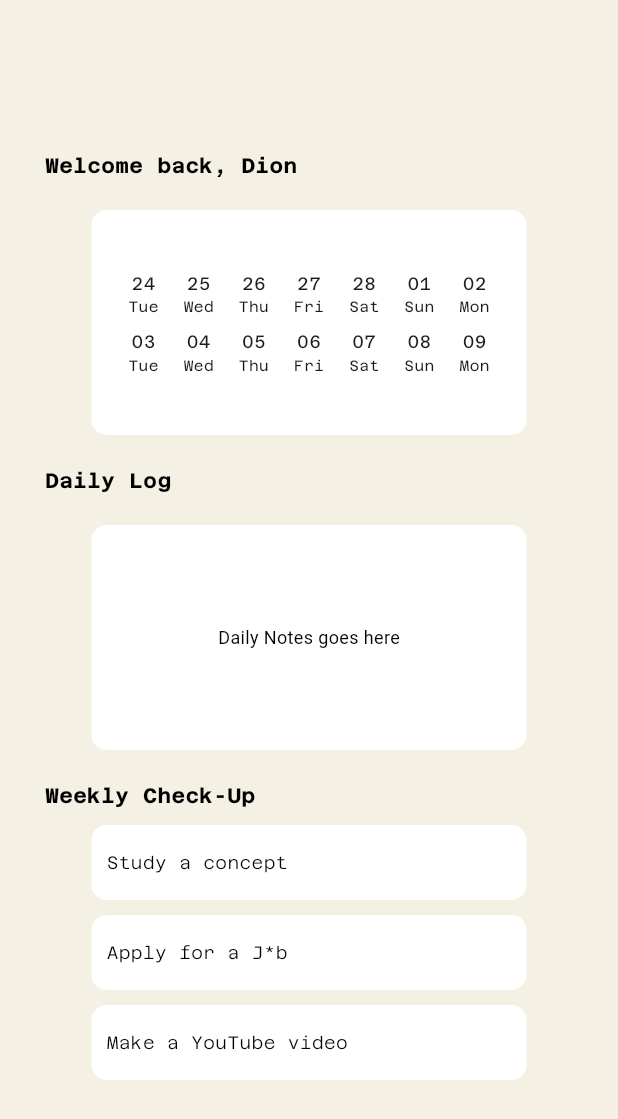
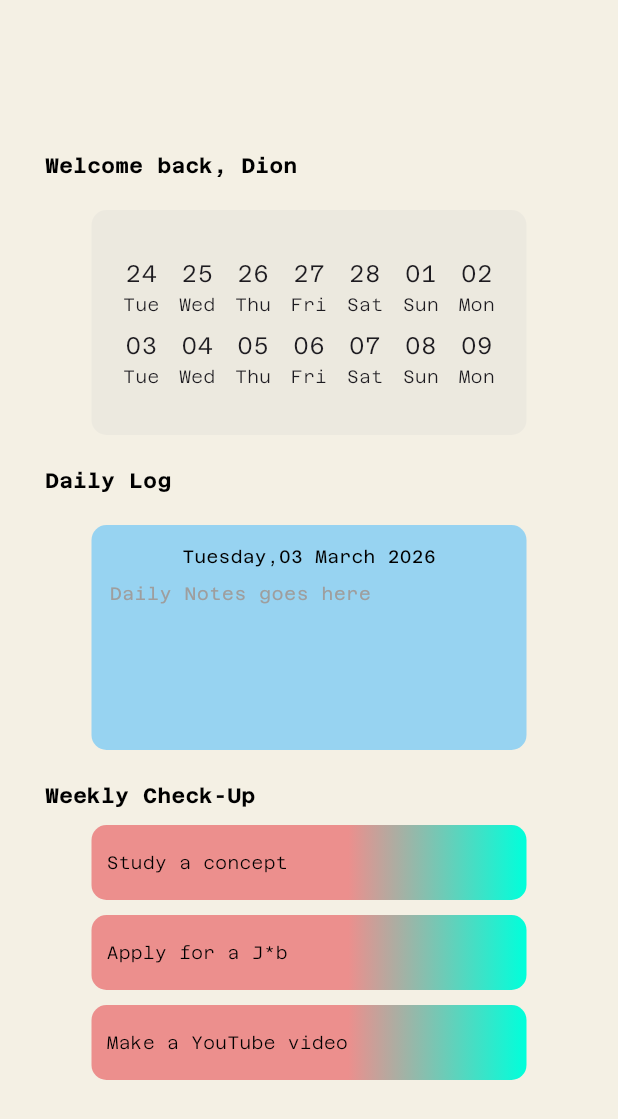
Before and after one commit to SebastianDion/UnemploymentJournal, a Flutter app: the screen it shows after launch, on a phone screen of 412 x 824 dp. Shown: the top 1119 px of the screen. Run offline on Flutter 3.47's test engine with Material 3 defaults, Android fonts, the phone set to English and light mode, and no system bars.

Commit message:
fix initial design

```diff
--- a/lib/app_colors.dart
+++ b/lib/app_colors.dart
@@ -3,5 +3,8 @@ import 'package:flutter/material.dart';
 class AppColors {
 
   static const primary = Color(0xFFF4F0E4);
-
+  static const calendarColor = Color.fromARGB(50, 205, 205, 205);
+  static const dailynotes = Color(0xFF97D3F1);
+  static const calendarGradientStart = Color(0xFFEC8F8D);
+  static const calendarGradientEnd = Color(0xFF00FFDB);
 }
--- a/lib/homescreen.dart
+++ b/lib/homescreen.dart
@@ -27,14 +27,15 @@ Widget buildDateCell(DateTime date) {
 
   return Column(
     mainAxisSize: MainAxisSize.min,
+
     children: [
       Text(
         dayNumber,
-        style: const TextStyle(fontSize: 12, fontFamily: 'AzeretMono'),
+        style: const TextStyle(fontSize: 16, fontWeight: FontWeight.w100, fontFamily: 'AzeretMono'),
       ),
       Text(
         dayName,
-        style: const TextStyle(fontSize: 10, fontFamily: 'AzeretMono'),
+        style: const TextStyle(fontSize: 12,fontWeight: FontWeight.w100, fontFamily: 'AzeretMono'),
       ),
     ],
   );
@@ -76,7 +77,7 @@ class _HomescreenState extends State<Homescreen> {
                   margin: const EdgeInsets.only(top: 20.0),
                   decoration: BoxDecoration(
                     borderRadius: BorderRadius.circular(10.0),
-                    color: Colors.white,
+                    color: AppColors.calendarColor,
                   ),
                   child: Padding(
                     padding: const EdgeInsets.all(8.0),
@@ -128,22 +129,46 @@ class _HomescreenState extends State<Homescreen> {
             ),
 
             Center(
-              child: Container(
-                height: 150,
-                width: 290.0,
-                margin: const EdgeInsets.only(top: 20.0),
-                decoration: BoxDecoration(
-                  borderRadius: BorderRadius.circular(10.0),
-                  color: Colors.white,
-                ),
-                child: Center(
-                  child: Text(
-                    "Daily Notes goes here",
-                    style: TextStyle(color: Colors.black, fontSize: 12),
+            child: Container(
+              height: 150,
+              width: 290,
+              margin: const EdgeInsets.only(top: 20),
+              decoration: BoxDecoration(
+                borderRadius: BorderRadius.circular(10),
+                color: AppColors.dailynotes,
+              ),
+              padding: const EdgeInsets.all(12),
+              child: Column(
+                mainAxisAlignment: MainAxisAlignment.start,
+                children: [
+                  Text(
+                    DateFormat('EEEE,dd MMMM yyyy').format(DateTime.now()),
+                    style: TextStyle(color: Colors.black, fontSize: 12, fontFamily: 'AzeretMono', fontWeight: FontWeight.w400),
                   ),
-                ),
+                  Expanded(
+                    child: const TextField(
+                      maxLines: null,
+                      expands: true,
+                      decoration: InputDecoration(
+                        hintText: "Daily Notes goes here",
+                        border: InputBorder.none,
+                        hintStyle: TextStyle(
+                          color: Colors.grey,
+                          fontSize: 12,
+                          fontFamily: 'AzeretMono',
+                        ),
+                      ),
+                      style: TextStyle(
+                        color: Colors.black,
+                        fontFamily: 'AzeretMono',
+                        fontSize: 12,
+                      ),
+                    ),
+                  ),
+                ],
               ),
             ),
+          ),
 
             Padding(
               padding: const EdgeInsets.only(left: 30.0, top: 20.0),
@@ -165,7 +190,15 @@ class _HomescreenState extends State<Homescreen> {
                 margin: const EdgeInsets.only(top: 10.0),
                 decoration: BoxDecoration(
                   borderRadius: BorderRadius.circular(10.0),
-                  color: Colors.white,
+                  gradient: const LinearGradient(
+                    begin: Alignment.centerLeft,
+                    end: Alignment.centerRight,
+                                  colors: [
+                      AppColors.calendarGradientStart, // merah
+                      AppColors.calendarGradientEnd, // mint
+                    ],
+                    stops: [0.59, 1.0], // 80% - 20%
+                  ),
                 ),
                 alignment: Alignment.centerLeft,
                 child: Padding(
@@ -176,7 +209,7 @@ class _HomescreenState extends State<Homescreen> {
                       color: Colors.black,
                       fontSize: 12,
                       fontFamily: 'AzeretMono',
-                      fontWeight: FontWeight.w200,
+                      fontWeight: FontWeight.w100,
                     ),
                   ),
                 ),
@@ -190,7 +223,15 @@ class _HomescreenState extends State<Homescreen> {
                 margin: const EdgeInsets.only(top: 10.0),
                 decoration: BoxDecoration(
                   borderRadius: BorderRadius.circular(10.0),
-                  color: Colors.white,
+                  gradient: const LinearGradient(
+                    begin: Alignment.centerLeft,
+                    end: Alignment.centerRight,
+                                  colors: [
+                      AppColors.calendarGradientStart, // merah
+                      AppColors.calendarGradientEnd, // mint
+                    ],
+                    stops: [0.59, 1.0], // 80% - 20%
+                  ),
                 ),
                 alignment: Alignment.centerLeft,
                 child: Padding(
@@ -201,7 +242,7 @@ class _HomescreenState extends State<Homescreen> {
                       color: Colors.black,
                       fontSize: 12,
                       fontFamily: 'AzeretMono',
-                      fontWeight: FontWeight.w200,
+                      fontWeight: FontWeight.w100,
                     ),
                   ),
                 ),
@@ -215,7 +256,15 @@ class _HomescreenState extends State<Homescreen> {
                 margin: const EdgeInsets.only(top: 10.0),
                 decoration: BoxDecoration(
                   borderRadius: BorderRadius.circular(10.0),
-                  color: Colors.white,
+                  gradient: const LinearGradient(
+                    begin: Alignment.centerLeft,
+                    end: Alignment.centerRight,
+                                  colors: [
+                      AppColors.calendarGradientStart, // merah
+                      AppColors.calendarGradientEnd, // mint
+                    ],
+                    stops: [0.59, 1.0], // 80% - 20%
+                  ),
                 ),
                 alignment: Alignment.centerLeft,
                 child: Padding(
@@ -226,7 +275,7 @@ class _HomescreenState extends State<Homescreen> {
                       color: Colors.black,
                       fontSize: 12,
                       fontFamily: 'AzeretMono',
-                      fontWeight: FontWeight.w200,
+                      fontWeight: FontWeight.w100,
                     ),
                   ),
                 ),
```
